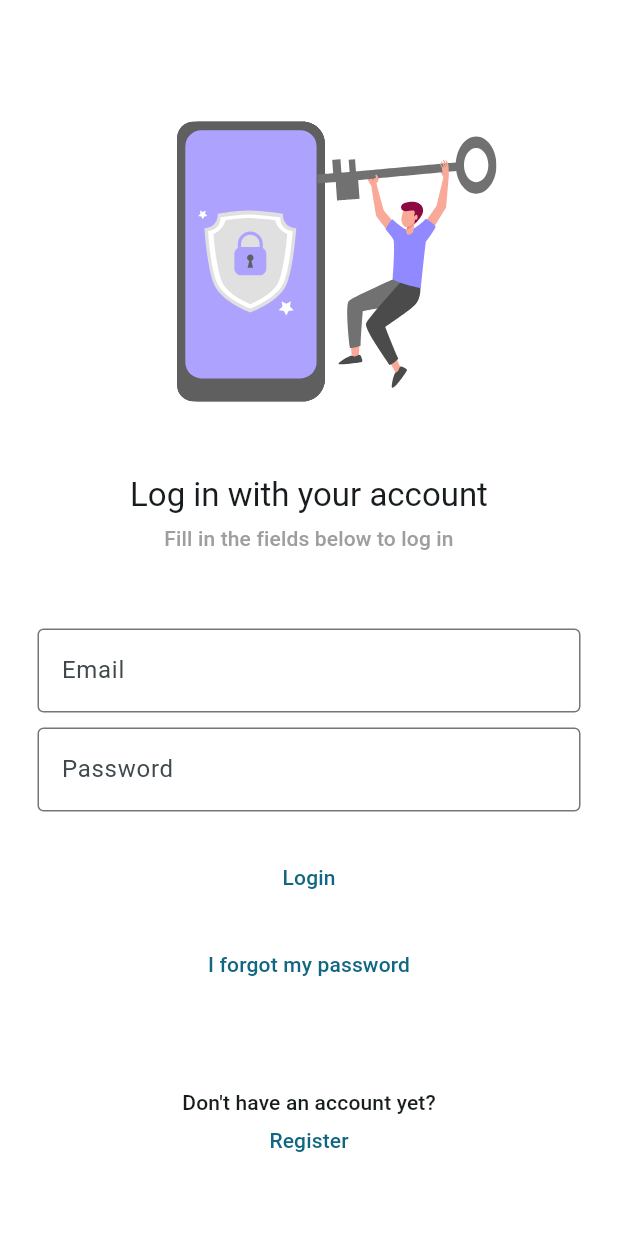
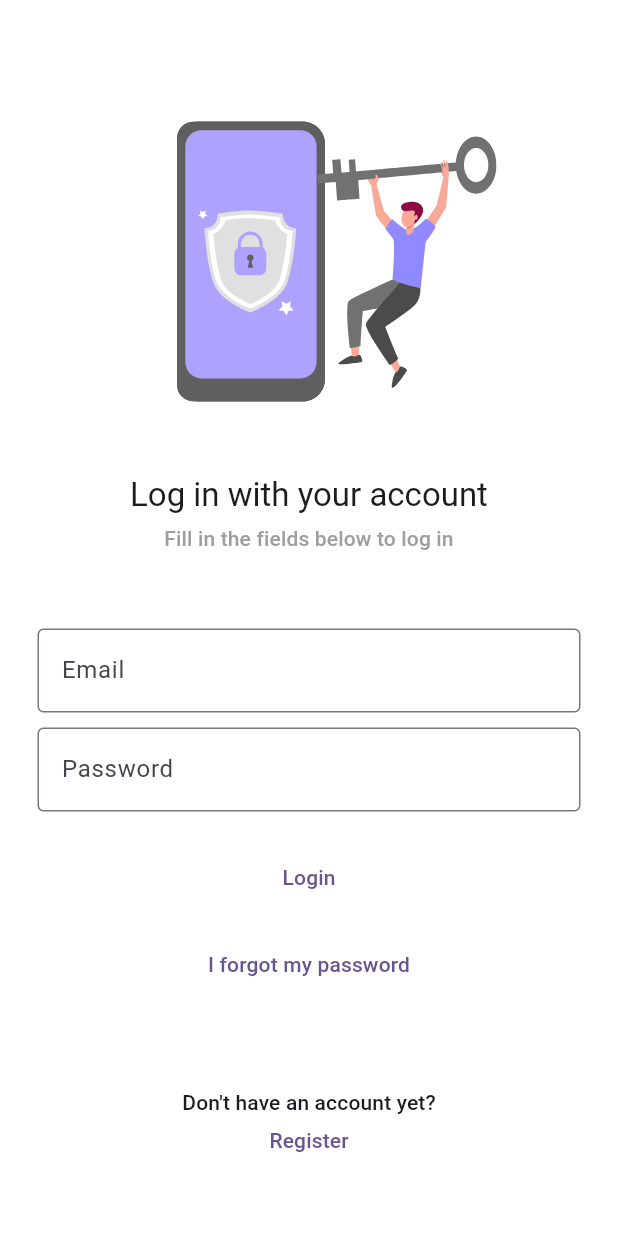
Before and after one commit to eduardoazvd17/investhelper, a Flutter app: the AuthPage screen opened by its route, on a phone screen of 412 x 824 dp. Run offline on Flutter 3.47's test engine with Material 3 defaults, Android fonts, the phone set to English and light mode, and no system bars; our stand-ins replace lottie; generated files the repository leaves out were written again.

Commit message:
Changing theme

```diff
--- a/lib/main.dart
+++ b/lib/main.dart
@@ -4,7 +4,8 @@ import 'src/features/auth/views/auth_page.dart';
 import 'src/features/investments/views/investments_page.dart';
 import 'src/l10n/l10n.dart';
 
-void main() {
+Future<void> main() async {
+  WidgetsFlutterBinding.ensureInitialized();
   runApp(const InvestmentManagerApp());
 }
 
@@ -17,7 +18,7 @@ class InvestmentManagerApp extends StatelessWidget {
           backgroundColor: Colors.white,
         ),
         colorScheme: ColorScheme.fromSeed(
-          seedColor: Colors.blueGrey,
+          seedColor: Colors.deepPurple,
           brightness: Brightness.light,
           surfaceTint: Colors.white,
         ),
@@ -31,11 +32,11 @@ class InvestmentManagerApp extends StatelessWidget {
           backgroundColor: Colors.black,
         ),
         colorScheme: ColorScheme.fromSeed(
-          seedColor: Colors.blueGrey,
+          seedColor: Colors.deepPurple,
           brightness: Brightness.dark,
           surfaceTint: Colors.black,
         ),
-        primaryColor: Colors.blueGrey,
+        primaryColor: Colors.deepPurple,
         scaffoldBackgroundColor: Colors.black,
         useMaterial3: true,
       );
--- a/lib/src/features/auth/views/auth_page.dart
+++ b/lib/src/features/auth/views/auth_page.dart
@@ -1,5 +1,4 @@
 import 'package:flutter/material.dart';
-import 'package:flutter/widgets.dart';
 import 'package:investmentmanager/src/features/investments/views/investments_page.dart';
 import 'package:investmentmanager/src/l10n/l10n.dart';
 import 'package:lottie/lottie.dart';
```
